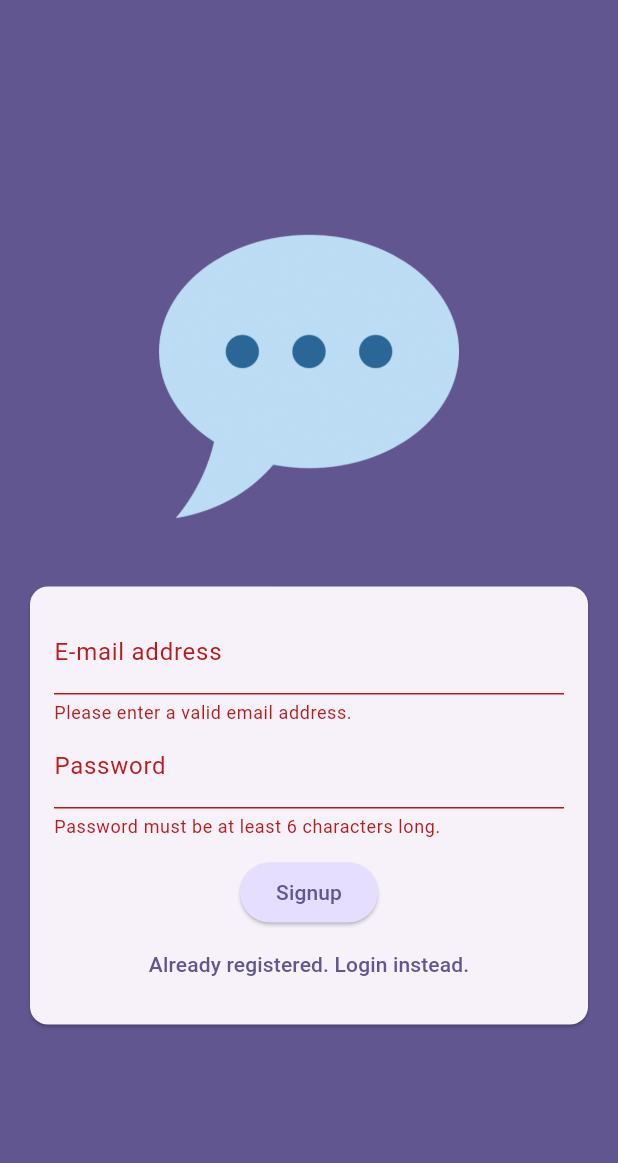
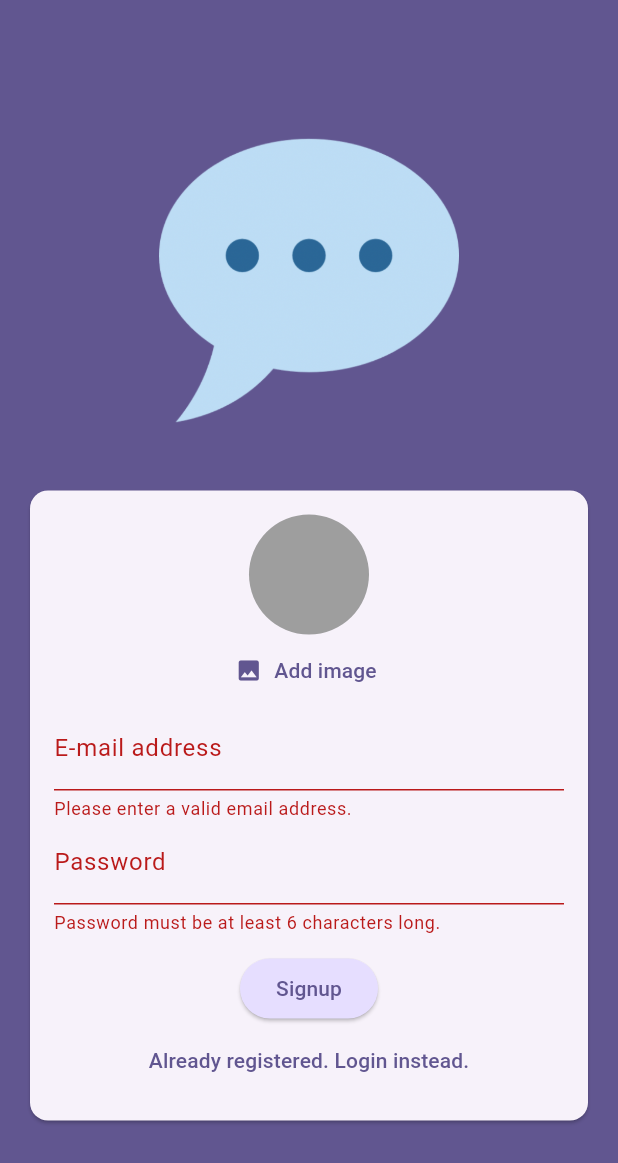
Before and after one commit to Sunny-Pirate/flutter_and_dart_course, a Flutter app: the screen it shows after launch, after a tap on "Login", after a tap on "Not registered yet? Create an account.", on a phone screen of 412 x 824 dp. Shown: the top 1163 px of the screen. Run offline on Flutter 3.47's test engine with Material 3 defaults, Android fonts, the phone set to English and light mode, and no system bars; our stand-ins replace firebase_auth, firebase_core, image_picker; accounts and stored records are empty.

Commit message:
Lesson 285 - Managing The Selected Image In The Authentication Form

```diff
--- a/lib/screens/auth.dart
+++ b/lib/screens/auth.dart
@@ -1,5 +1,8 @@
+import 'dart:io';
+
 import 'package:firebase_auth/firebase_auth.dart';
 import 'package:flutter/material.dart';
+import 'package:flutter_and_dart_course/widgets/user_image_picker.dart';
 
 final _firebase = FirebaseAuth.instance;
 
@@ -15,6 +18,7 @@ class _AuthScreenState extends State<AuthScreen> {
   final _formKey = GlobalKey<FormState>();
   String _enteredEmail = '';
   String _enteredPassword = '';
+  File? _selectedImage;
 
   void _submit() async {
     final isValid = _formKey.currentState!.validate();
@@ -22,6 +26,10 @@ class _AuthScreenState extends State<AuthScreen> {
       return;
     }
 
+    if (!_isLogin && _selectedImage == null) {\
+      // show error message...
+      return;
+    }
     _formKey.currentState!.save();
 
     if (_isLogin) {
@@ -93,6 +101,10 @@ class _AuthScreenState extends State<AuthScreen> {
                       child: Column(
                         mainAxisSize: MainAxisSize.min,
                         children: [
+                          if (!_isLogin)
+                            UserImagePicker(
+                                onImagePicked: (pickedImage) =>
+                                    _selectedImage = pickedImage),
                           TextFormField(
                             decoration: const InputDecoration(
                               labelText: 'E-mail address',
--- /dev/null
+++ b/lib/widgets/user_image_picker.dart
@@ -0,0 +1,54 @@
+import 'dart:io';
+
+import 'package:flutter/material.dart';
+import 'package:image_picker/image_picker.dart';
+
+class UserImagePicker extends StatefulWidget {
+  const UserImagePicker({super.key, required this.onImagePicked});
+  final void Function(File pickedImage) onImagePicked;
+
+  @override
+  State<UserImagePicker> createState() => _UserImagePickerState();
+}
+
+class _UserImagePickerState extends State<UserImagePicker> {
+  File? _pickedImageFile;
+
+  void _pickImage() async {
+    final pickedImage = await ImagePicker().pickImage(
+      source: ImageSource.camera,
+      imageQuality: 50,
+      maxWidth: 150,
+    );
+
+    if (pickedImage == null) {
+      return;
+    }
+    setState(() {
+      _pickedImageFile = File(pickedImage.path);
+    });
+
+    widget.onImagePicked(_pickedImageFile!);
+  }
+
+  @override
+  Widget build(BuildContext context) {
+    return Column(
+      children: [
+        CircleAvatar(
+          radius: 40,
+          backgroundColor: Colors.grey,
+          foregroundImage:
+              _pickedImageFile != null ? FileImage(_pickedImageFile!) : null,
+        ),
+        TextButton.icon(
+            onPressed: _pickImage,
+            icon: const Icon(Icons.image),
+            label: Text('Add image',
+                style: TextStyle(
+                  color: Theme.of(context).colorScheme.primary,
+                ))),
+      ],
+    );
+  }
+}
--- a/pubspec.yaml
+++ b/pubspec.yaml
@@ -37,6 +37,8 @@ dependencies:
   cupertino_icons: ^1.0.6
   firebase_core: ^2.32.0
   firebase_auth: ^4.20.0
+  firebase_storage: ^11.7.7
+  image_picker: ^1.1.2
 
 dev_dependencies:
   flutter_test:
```
Also changed, not shown: pubspec.lock.
